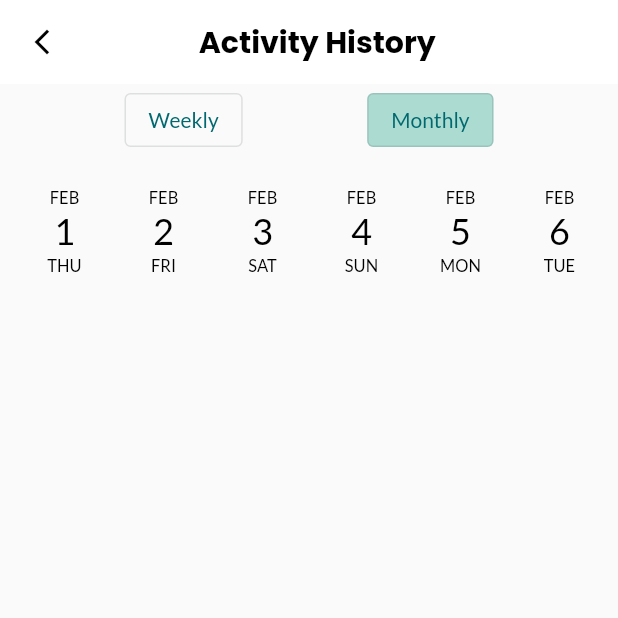
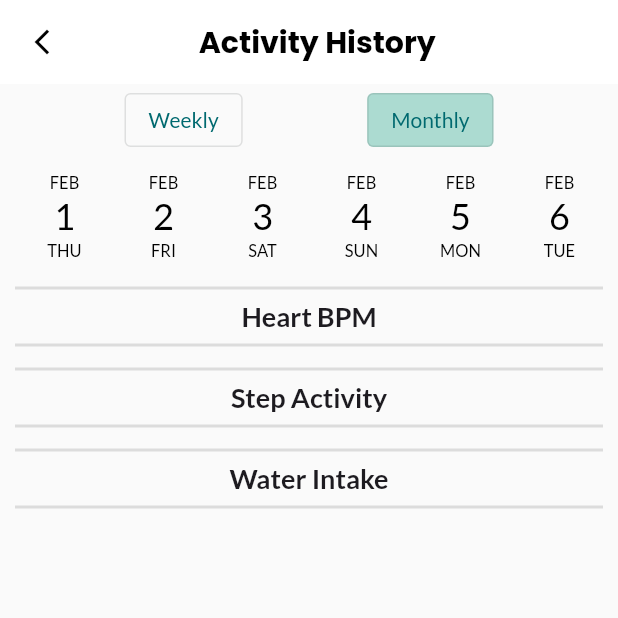
Before and after one commit to Nayem-Ali/FitSens, a Flutter app: the ActivityHistory screen opened directly, after a tap on "Monthly", on a phone screen of 412 x 824 dp, the top half of it. Run offline on Flutter 3.47's test engine with Material 3 defaults, Android fonts, the phone set to English and light mode, and no system bars; drawn by our look-alikes of date_picker_timeline; our stand-ins replace cloud_firestore, curved_navigation_bar, firebase_auth, firebase_core, firebase_storage, fl_chart and 12 more; missing offline and left inert: alarm, heart_bpm; accounts and stored records are empty.

Commit message:
Almost Finalized

```diff
--- a/lib/main.dart
+++ b/lib/main.dart
@@ -11,12 +11,18 @@ import 'package:flutter/material.dart';
 import 'package:flutter/services.dart';
 import 'package:get/get.dart';
 import 'package:google_fonts/google_fonts.dart';
+import 'package:permission_handler/permission_handler.dart';
 
 
 Future main() async {
   WidgetsFlutterBinding.ensureInitialized();
   SystemChrome.setPreferredOrientations([DeviceOrientation.portraitUp]);
 
+  await Permission.notification.isDenied.then((value) {
+    if (value) {
+      Permission.notification.request();
+    }
+  });
 
   await Firebase.initializeApp(
     name: "Fitness App",
--- a/lib/page/diet_planner/diet_plan.dart
+++ b/lib/page/diet_planner/diet_plan.dart
@@ -41,7 +41,7 @@ class _DietPlannerState extends State<DietPlanner> {
     DateTime date = DateTime.parse(userDetails['dob']);
     age = DateTime.now().difference(date).inDays ~/ 365;
     dietData = await dbService.getDietPlan();
-
+    if(dietData.isNotEmpty){
       FoodModel breakFast =
       (await postController.getFoods(q: dietData[0]['label'], from: 0, to: 1))!;
       imageUrl.add(breakFast.hits[0].recipe.image);
@@ -55,6 +55,7 @@ class _DietPlannerState extends State<DietPlanner> {
       FoodModel dinner = (await postController.getFoods(q: dietData[1]['label'], from: 0, to: 1))!;
       imageUrl.add(dinner.hits[0].recipe.image);
 
+    }
     dietPlan();
     setState(() {
       isLoading = false;
@@ -205,7 +206,7 @@ class _DietPlannerState extends State<DietPlanner> {
                     )
                   ],
                 ),
-
+                SizedBox(height: Get.height * 0.01),
                 dietData.isEmpty
                     ? ElevatedButton(
                         onPressed: () {
@@ -400,6 +401,7 @@ class _DietPlannerState extends State<DietPlanner> {
                               )
                             ],
                           ),
+
                           ElevatedButton(
                             onPressed: () {
                               Get.to(
--- a/lib/screens/homepage/activity_history.dart
+++ b/lib/screens/homepage/activity_history.dart
@@ -1,7 +1,6 @@
 import 'package:cloud_firestore/cloud_firestore.dart';
 import 'package:date_picker_timeline/date_picker_widget.dart';
 import 'package:finessapp/services/db_service.dart';
-import 'package:finessapp/utility/color.dart';
 import 'package:finessapp/utility/color_utility.dart';
 import 'package:finessapp/widgets/barchart.dart';
 import 'package:finessapp/widgets/linechart.dart';
@@ -126,14 +125,12 @@ class _ActivityHistoryState extends State<ActivityHistory> {
               ? Expanded(
                   child: Column(
                     children: [
-
                       const SizedBox(height: 10),
                       Expanded(
                         child: LineChar(
                           weeklyData: heartBPM.length > 7 ? weeklyHeartBPM : heartBPM,
                         ),
                       ),
-
                       const Text(
                         "Heart BPM",
                         style: TextStyle(
@@ -178,7 +175,7 @@ class _ActivityHistoryState extends State<ActivityHistory> {
                   ),
                 )
               : Container(
-                  margin: const EdgeInsets.all(10),
+                  margin: const EdgeInsets.symmetric(horizontal: 10),
                   child: Column(
                     mainAxisAlignment: MainAxisAlignment.center,
                     children: [
@@ -186,7 +183,7 @@ class _ActivityHistoryState extends State<ActivityHistory> {
                         DateTime(
                             DateTime.now().year, DateTime.now().month - 1, DateTime.now().day),
                         initialSelectedDate: DateTime.now(),
-                        daysCount: 32,
+                        daysCount: 30,
                         selectionColor: ColorCode.primaryColor2,
                         selectedTextColor: Colors.white,
                         onDateChange: (date) {
@@ -194,16 +191,24 @@ class _ActivityHistoryState extends State<ActivityHistory> {
                             myDate = date;
                             id = DateFormat.yMMMd().format(date);
                             id2 = DateTime(myDate.year, myDate.month, myDate.day, 0, 0)
-                                .toString()
-                                .substring(0, 10);
+                                .toString().substring(0, 10);
                           });
                         },
                       ),
-                      const SizedBox(height: 10),
+                      const Divider(thickness: 2),
+                      const Text(
+                        "Heart BPM",
+                        style: TextStyle(
+                          fontWeight: FontWeight.bold,
+                          fontSize: 18,
+                          // color: ColorCode.primaryColor1,
+                        ),
+                      ),
+                      const Divider(thickness: 2),
                       for (var bpm in heartBPM)
                         if (bpm['id'] == id)
-                          Row(
-                            mainAxisAlignment: MainAxisAlignment.spaceEvenly,
+                          Column(
+                            crossAxisAlignment: CrossAxisAlignment.center,
                             children: [
                               Stack(
                                 alignment: Alignment.center,
@@ -222,15 +227,11 @@ class _ActivityHistoryState extends State<ActivityHistory> {
                                   ),
                                 ],
                               ),
-                              // SizedBox(width: Get.width * 0.02),
-                              Column(
-                                crossAxisAlignment: CrossAxisAlignment.start,
-                                children: [
                               const Text(
                                 "Beats Per Minute",
                                 style: TextStyle(
                                   fontWeight: FontWeight.bold,
-                                      fontSize: 20,
+                                  fontSize: 16,
                                   // color: ColorCode.primaryColor1,
                                 ),
                               ),
@@ -238,26 +239,33 @@ class _ActivityHistoryState extends State<ActivityHistory> {
                                 "Measured at ${DateFormat.jm().format((bpm['date'] as Timestamp).toDate())}",
                                 style: const TextStyle(
                                   fontWeight: FontWeight.bold,
-                                      fontSize: 20,
+                                  fontSize: 16,
                                   // color: ColorCode.primaryColor1,
                                 ),
                               ),
                             ],
                           ),
-                            ],
+                      const Divider(thickness: 2),
+                      const Text(
+                        "Step Activity",
+                        style: TextStyle(
+                          fontWeight: FontWeight.bold,
+                          fontSize: 18,
+                          // color: ColorCode.primaryColor1,
                         ),
-                      SizedBox(height: Get.height * 0.02),
+                      ),
+                      const Divider(thickness: 2),
                       for (var step in stepActivity)
                         if (step['id'] == id2)
-                          Row(
-                            mainAxisAlignment: MainAxisAlignment.spaceEvenly,
+                          Column(
+                            crossAxisAlignment: CrossAxisAlignment.center,
                             children: [
                               Stack(
                                 alignment: Alignment.center,
                                 children: [
                                   SizedBox(
-                                    height: Get.height * 0.1,
-                                    width: Get.height * 0.1,
+                                    height: Get.height * 0.09,
+                                    width: Get.height * 0.09,
                                     child: CircularProgressIndicator(
                                       value: step['percentage'] / 100,
                                       color: ColorCode.primaryColor1,
@@ -275,18 +283,15 @@ class _ActivityHistoryState extends State<ActivityHistory> {
                                   )
                                 ],
                               ),
-                              SizedBox(
-                                width: Get.width * 0.02,
+                              const SizedBox(
+                                height: 5,
                               ),
-                              Column(
-                                crossAxisAlignment: CrossAxisAlignment.start,
-                                children: [
                               Text(
                                 "Walked: ${((step['steps'] * 0.762) / 1000).toStringAsFixed(2)} "
                                 "kM",
                                 style: const TextStyle(
                                   fontWeight: FontWeight.bold,
-                                      fontSize: 20,
+                                  fontSize: 16,
                                   // color: ColorCode.primaryColor1,
                                 ),
                               ),
@@ -297,7 +302,7 @@ class _ActivityHistoryState extends State<ActivityHistory> {
                                 "Burned: ${(step['steps'] * 0.04).toStringAsFixed(2)} kCal",
                                 style: const TextStyle(
                                   fontWeight: FontWeight.bold,
-                                      fontSize: 20,
+                                  fontSize: 16,
                                   // color: ColorCode.primaryColor1,
                                 ),
                               ),
@@ -308,7 +313,7 @@ class _ActivityHistoryState extends State<ActivityHistory> {
                                 "Steps: ${step['steps']} / ${step['target']}",
                                 style: const TextStyle(
                                   fontWeight: FontWeight.bold,
-                                      fontSize: 20,
+                                  fontSize: 16,
                                   // color: ColorCode.primaryColor1,
                                 ),
                               ),
@@ -317,20 +322,27 @@ class _ActivityHistoryState extends State<ActivityHistory> {
                               ),
                             ],
                           ),
-                            ],
+                      const Divider(thickness: 2),
+                      const Text(
+                        "Water Intake",
+                        style: TextStyle(
+                          fontWeight: FontWeight.bold,
+                          fontSize: 18,
+                          // color: ColorCode.primaryColor1,
                         ),
-                      SizedBox(height: Get.height * 0.02),
+                      ),
+                      const Divider(thickness: 2),
                       for (var waterIntake in waterIntakeActivity)
                         if (waterIntake['id'] == id)
-                          Row(
-                            mainAxisAlignment: MainAxisAlignment.spaceEvenly,
+                          Column(
+                            crossAxisAlignment: CrossAxisAlignment.center,
                             children: [
                               Stack(
                                 alignment: Alignment.center,
                                 children: [
                                   SizedBox(
-                                    height: Get.height * 0.1,
-                                    width: Get.height * 0.1,
+                                    height: Get.height * 0.09,
+                                    width: Get.height * 0.09,
                                     child: CircularProgressIndicator(
                                       value: waterIntake['percentage'] / 100,
                                       color: ColorCode.primaryColor1,
@@ -349,16 +361,13 @@ class _ActivityHistoryState extends State<ActivityHistory> {
                                 ],
                               ),
                               SizedBox(
-                                width: Get.width * 0.01,
+                                height: Get.height * 0.01,
                               ),
-                              Column(
-                                crossAxisAlignment: CrossAxisAlignment.start,
-                                children: [
                               Text(
                                 "Drinks ${waterIntake['todayIntake']} Glasses",
                                 style: const TextStyle(
                                   fontWeight: FontWeight.bold,
-                                      fontSize: 20,
+                                  fontSize: 16,
                                   // color: ColorCode.primaryColor1,
                                 ),
                               ),
@@ -369,14 +378,12 @@ class _ActivityHistoryState extends State<ActivityHistory> {
                                 "Target ${waterIntake['target']} Glasses",
                                 style: const TextStyle(
                                   fontWeight: FontWeight.bold,
-                                      fontSize: 20,
+                                  fontSize: 16,
                                   // color: ColorCode.primaryColor1,
                                 ),
                               ),
                               const SizedBox(
                                 height: 5,
-                                  ),
-                                ],
                               ),
                             ],
                           ),
--- a/lib/screens/homepage/profile_screen.dart
+++ b/lib/screens/homepage/profile_screen.dart
@@ -3,6 +3,7 @@ import 'dart:io';
 import 'package:cloud_firestore/cloud_firestore.dart';
 import 'package:finessapp/screens/homepage/activity_history.dart';
 import 'package:finessapp/screens/homepage/home_screen.dart';
+import 'package:finessapp/screens/homepage/workout_history.dart';
 import 'package:finessapp/screens/homepage/workout_progress.dart';
 import 'package:finessapp/utility/color_utility.dart';
 import 'package:finessapp/widgets/edit_profile.dart';
@@ -305,7 +306,7 @@ class _ProfileScreenState extends State<ProfileScreen> {
                         ),
                         OutlinedButton.icon(
                           onPressed: () {
-
+                            Get.to(()=>const WorkoutHistory());
                           },
                           style: OutlinedButton.styleFrom(
                               alignment: Alignment.centerLeft,
--- a/lib/widgets/barchart.dart
+++ b/lib/widgets/barchart.dart
@@ -7,16 +7,12 @@ import 'package:get/get.dart';
 
 class MyBarChart extends StatefulWidget {
   List<Map<String, dynamic>> weeklyData;
-
   MyBarChart({Key? key, required this.weeklyData}) : super(key: key);
-
   @override
   State<MyBarChart> createState() => _MyBarChartState();
 }
 
 class _MyBarChartState extends State<MyBarChart> {
-
-
 
   @override
   Widget build(BuildContext context) {
--- a/lib/widgets/bmi_widget.dart
+++ b/lib/widgets/bmi_widget.dart
@@ -1,7 +1,5 @@
 import 'package:flutter/material.dart';
 import 'package:get/get.dart';
-import 'package:get/get_core/src/get_main.dart';
-
 import '../utility/color_utility.dart';
 
 class BMI extends StatefulWidget {
--- a/lib/widgets/linechart.dart
+++ b/lib/widgets/linechart.dart
@@ -1,5 +1,4 @@
 import 'package:cloud_firestore/cloud_firestore.dart';
-import 'package:finessapp/utility/color.dart';
 import 'package:fl_chart/fl_chart.dart';
 import 'package:flutter/material.dart';
 import 'package:intl/intl.dart';
@@ -52,11 +51,7 @@ class _LineCharState extends State<LineChar> {
             LineChartBarData(
               spots: flSpot,
               isCurved: true,
-
-              belowBarData: BarAreaData(
-                show: true,
-                color: ColorCode.primaryColor2
-              ),
+              belowBarData: BarAreaData(show: true, color: ColorCode.primaryColor2),
             ),
           ],
         ),
@@ -65,15 +60,15 @@ class _LineCharState extends State<LineChar> {
   }
 }
 
-
 Widget getBottomTitles(double value, TitleMeta meta) {
-  if (value == 0) {
+  String temp = (value - value.toInt()).toStringAsFixed(1);
+  double k = double.parse(temp);
+  if (value == 0 || k > 0) {
     return SideTitleWidget(
       axisSide: meta.axisSide,
       child: const Text(""),
     );
   }
-
   return SideTitleWidget(
     axisSide: meta.axisSide,
     space: 10,
```
Lines whose indentation alone changed are shown as unchanged.
